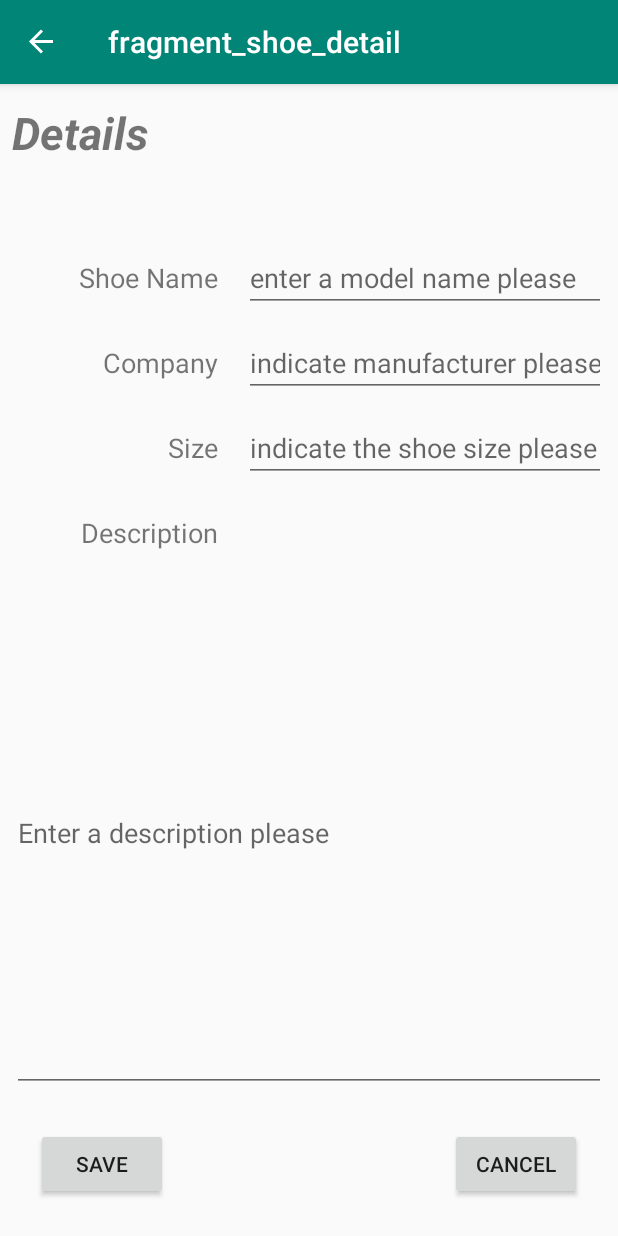
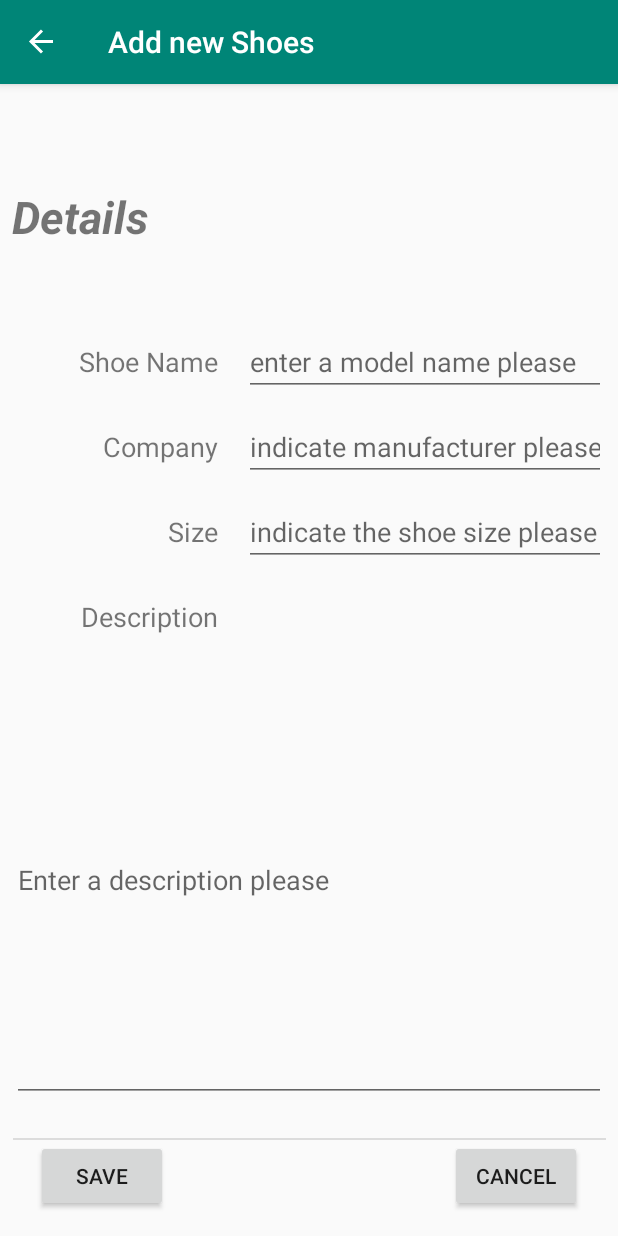
Before and after one commit to Chouette2018/ShoeStore, an Android app: the ShoeDetailFragment screen opened through its navigation route, on a phone screen of 412 x 824 dp. Run offline under Robolectric (Android 15) with nearby library versions, the phone set to English and light mode, and no system bars; our stand-ins replace Timber, data binding, navigation-ui; 6 statements that could not run were skipped.

Commit message:
1st update

```diff
--- a/app/src/main/AndroidManifest.xml
+++ b/app/src/main/AndroidManifest.xml
@@ -11,7 +11,8 @@
         android:supportsRtl="true"
         android:theme="@style/AppTheme.NoActionBar"
         tools:ignore="GoogleAppIndexingWarning">
-        <activity android:name=".MainActivity">
+        <activity android:name=".MainActivity"
+            android:windowSoftInputMode="adjustPan">
             <intent-filter>
                 <action android:name="android.intent.action.MAIN" />
                 <category android:name="android.intent.category.LAUNCHER" />
--- a/app/src/main/java/com/udacity/shoestore/LoginFragment.kt
+++ b/app/src/main/java/com/udacity/shoestore/LoginFragment.kt
@@ -1,21 +1,19 @@
 package com.udacity.shoestore
 
 import android.os.Bundle
+import android.view.*
+import androidx.databinding.DataBindingUtil
 import androidx.fragment.app.Fragment
-import android.view.LayoutInflater
-import android.view.View
-import android.view.ViewGroup
-import androidx.databinding.DataBindingUtil
-import androidx.fragment.app.FragmentActivity
 import androidx.navigation.fragment.findNavController
 import com.udacity.shoestore.databinding.FragmentLoginBinding
 
-class LoginFragment : Fragment() {
+class LoginFragment : MyBaseFragment() {
     private lateinit var binding : FragmentLoginBinding
     override fun onCreateView(
         inflater: LayoutInflater, container: ViewGroup?,
         savedInstanceState: Bundle?
     ): View? {
+        initMyFragments("Log in", true)
         // Inflate the layout for this fragment
         binding = DataBindingUtil.inflate<FragmentLoginBinding>(inflater, R.layout.fragment_login, container, false)
         setClickFunctions()
--- a/app/src/main/java/com/udacity/shoestore/MainActivity.kt
+++ b/app/src/main/java/com/udacity/shoestore/MainActivity.kt
@@ -7,9 +7,12 @@ import android.view.MenuInflater
 import android.view.MenuItem
 import android.widget.Toolbar
 import androidx.navigation.findNavController
+import androidx.navigation.fragment.NavHostFragment
 import androidx.navigation.ui.AppBarConfiguration
 import androidx.navigation.ui.setupWithNavController
+import com.udacity.shoestore.Utility.Companion.isSignedIn
 import com.udacity.shoestore.databinding.ActivityMainBinding
+import kotlinx.android.synthetic.main.activity_main.*
 import timber.log.Timber
 
 class MainActivity : AppCompatActivity() {
@@ -21,6 +24,7 @@ class MainActivity : AppCompatActivity() {
         binding = ActivityMainBinding.inflate(layoutInflater)
         setContentView(binding.root)
         Timber.plant(Timber.DebugTree())
+        setupStartPage()
         configureToolbar()
     }
 
@@ -34,6 +38,7 @@ class MainActivity : AppCompatActivity() {
         return when (item.itemId) {
             R.id.sign_out ->{
                 Utility.signOut(this)
+                findNavController(R.id.my_nav_host_fragment).navigate(R.id.action_shoesFragment_to_loginFragment)
                 true
             }
             else -> super.onOptionsItemSelected(item)
@@ -44,5 +49,20 @@ class MainActivity : AppCompatActivity() {
         val navController = findNavController(R.id.my_nav_host_fragment)
         val appBarConfiguration = AppBarConfiguration(navController.graph)
         binding.toolbar.setupWithNavController(navController, appBarConfiguration)
+        setSupportActionBar(binding.toolbar)
+    }
+
+    private fun setupStartPage(){
+        val navHostFragment = my_nav_host_fragment as NavHostFragment
+        val graphInflater = navHostFragment.navController.navInflater
+        val navGraph = graphInflater.inflate(R.navigation.main_nav)
+        val navController = navHostFragment.navController
+
+        val destination = if (isSignedIn(this)) R.id.shoesFragment  else R.id.loginFragment
+        navGraph.startDestination = destination
+        navController.graph = navGraph
+
+        //val navHostFragment :NavHostFragment = binding.myNavHostFragment as NavHostFragment
+
     }
 }
--- /dev/null
+++ b/app/src/main/java/com/udacity/shoestore/MyBaseFragment.kt
@@ -0,0 +1,16 @@
+package com.udacity.shoestore
+
+import android.view.Menu
+import androidx.appcompat.app.AppCompatActivity
+import androidx.fragment.app.Fragment
+
+open class MyBaseFragment :Fragment(){
+    fun initMyFragments(title:String, hasOwnMenu:Boolean){
+        (activity as? AppCompatActivity)?.supportActionBar?.title = title
+        setHasOptionsMenu(hasOwnMenu)
+    }
+    override fun onPrepareOptionsMenu(menu: Menu) {
+        menu.findItem(R.id.sign_out).isVisible = false
+        super.onPrepareOptionsMenu(menu)
+    }
+}
--- a/app/src/main/java/com/udacity/shoestore/Utility.kt
+++ b/app/src/main/java/com/udacity/shoestore/Utility.kt
@@ -18,10 +18,15 @@ class Utility {
             saveSignInState(activity, false)
         }
 
+        fun isSignedIn(activity: MainActivity):Boolean{
+            val sharedPref = activity?.getPreferences(Context.MODE_PRIVATE) ?: return false
+            return sharedPref.getBoolean(SIGN_IN_STATE, false)
+        }
+
         private fun saveSignInState(activity: MainActivity, value:Boolean){
             val sharedPref = activity?.getPreferences(Context.MODE_PRIVATE) ?: return
             with(sharedPref.edit()){
-                putBoolean(SIGN_IN_STATE, true)
+                putBoolean(SIGN_IN_STATE, value)
                 apply()
             }
         }
--- a/app/src/main/java/com/udacity/shoestore/WelcomeFragment.kt
+++ b/app/src/main/java/com/udacity/shoestore/WelcomeFragment.kt
@@ -9,12 +9,13 @@ import androidx.databinding.DataBindingUtil
 import androidx.navigation.fragment.findNavController
 import com.udacity.shoestore.databinding.FragmentWelcomeBinding
 
-class WelcomeFragment : Fragment() {
+class WelcomeFragment : MyBaseFragment() {
     private lateinit var binding : FragmentWelcomeBinding
     override fun onCreateView(
         inflater: LayoutInflater, container: ViewGroup?,
         savedInstanceState: Bundle?
     ): View? {
+        initMyFragments("Welcome", true)
         // Inflate the layout for this fragment
         binding = DataBindingUtil.inflate(inflater, R.layout.fragment_welcome, container, false)
         setClickFunctions()
--- a/app/src/main/java/com/udacity/shoestore/ui/shoes/ShoeDetailFragment.kt
+++ b/app/src/main/java/com/udacity/shoestore/ui/shoes/ShoeDetailFragment.kt
@@ -5,10 +5,12 @@ import androidx.fragment.app.Fragment
 import android.view.LayoutInflater
 import android.view.View
 import android.view.ViewGroup
+import androidx.appcompat.app.AppCompatActivity
 import androidx.databinding.DataBindingUtil
 import androidx.fragment.app.activityViewModels
 import androidx.navigation.fragment.findNavController
 import com.udacity.shoestore.MainActivity
+import com.udacity.shoestore.MyBaseFragment
 import com.udacity.shoestore.R
 import com.udacity.shoestore.Utility
 import com.udacity.shoestore.databinding.FragmentShoeDetailBinding
@@ -19,7 +21,7 @@ import com.udacity.shoestore.models.Shoe
  * Use the [ShoeDetailFragment.newInstance] factory method to
  * create an instance of this fragment.
  */
-class ShoeDetailFragment : Fragment() {
+class ShoeDetailFragment : MyBaseFragment() {
     private val viewModel: ShoesViewModel by activityViewModels()
     private lateinit var binding: FragmentShoeDetailBinding
 
@@ -27,10 +29,16 @@ class ShoeDetailFragment : Fragment() {
         inflater: LayoutInflater, container: ViewGroup?,
         savedInstanceState: Bundle?
     ): View? {
+        initMyFragments("Add new Shoes",true)
         // Inflate the layout for this fragment
         binding = DataBindingUtil.inflate<FragmentShoeDetailBinding>(inflater, R.layout.fragment_shoe_detail, container, false)
         setClickFunctions()
         return binding.root
+    }
+
+    override fun onViewCreated(view: View, savedInstanceState: Bundle?) {
+        requireActivity().title = "Add new shoes"
+        super.onViewCreated(view, savedInstanceState)
     }
 
     private fun setClickFunctions(){
@@ -47,7 +55,7 @@ class ShoeDetailFragment : Fragment() {
     private fun getShoeInfo():Shoe{
         val name = binding.edShoeName.text.toString()
         val size = binding.edSize.text.toString()
-        val company = binding.edSize.text.toString()
+        val company = binding.edCompanyName.text.toString()
         val description = binding.edDescription.text.toString()
         return Shoe(name, size.toDouble(), company, description)
     }
--- a/app/src/main/res/layout/activity_main.xml
+++ b/app/src/main/res/layout/activity_main.xml
@@ -29,9 +29,11 @@
         <fragment
             android:id="@+id/my_nav_host_fragment"
             android:name="androidx.navigation.fragment.NavHostFragment"
+            android:layout_marginTop="?attr/actionBarSize"
             android:layout_width="match_parent"
             android:layout_height="match_parent"
             android:layout_weight="1"
+            android:layout_gravity="bottom"
             app:defaultNavHost="true"
             app:navGraph="@navigation/main_nav" />
 
--- a/app/src/main/res/layout/fragment_shoe_detail.xml
+++ b/app/src/main/res/layout/fragment_shoe_detail.xml
@@ -141,7 +141,7 @@
             android:ems="10"
             android:hint="@string/description_hint"
             android:inputType="textMultiLine|textPostalAddress"
-            app:layout_constraintBottom_toTopOf="@+id/btn_save"
+            app:layout_constraintBottom_toTopOf="@+id/divider3"
             app:layout_constraintEnd_toEndOf="parent"
             app:layout_constraintStart_toStartOf="parent"
             app:layout_constraintTop_toBottomOf="@+id/description_label" />
@@ -151,19 +151,29 @@
             android:layout_width="wrap_content"
             android:layout_height="wrap_content"
             android:layout_marginEnd="24dp"
-            android:layout_marginBottom="24dp"
             android:text="@string/btn_cancel_label"
-            app:layout_constraintBottom_toBottomOf="parent"
-            app:layout_constraintEnd_toEndOf="parent" />
+            app:layout_constraintEnd_toEndOf="parent"
+            app:layout_constraintTop_toBottomOf="@+id/divider3" />
 
         <Button
             android:id="@+id/btn_save"
             android:layout_width="wrap_content"
             android:layout_height="wrap_content"
             android:layout_marginStart="24dp"
-            android:layout_marginBottom="24dp"
             android:text="@string/btn_save_label"
+            app:layout_constraintStart_toStartOf="parent"
+            app:layout_constraintTop_toBottomOf="@+id/divider3" />
+
+        <View
+            android:id="@+id/divider3"
+            android:layout_width="395dp"
+            android:layout_height="1dp"
+            android:layout_marginStart="8dp"
+            android:layout_marginEnd="8dp"
+            android:layout_marginBottom="64dp"
+            android:background="?android:attr/listDivider"
             app:layout_constraintBottom_toBottomOf="parent"
+            app:layout_constraintEnd_toEndOf="parent"
             app:layout_constraintStart_toStartOf="parent" />
 
     </androidx.constraintlayout.widget.ConstraintLayout>
--- a/app/src/main/res/navigation/main_nav.xml
+++ b/app/src/main/res/navigation/main_nav.xml
@@ -41,6 +41,9 @@
             android:id="@+id/action_shoesFragment_to_shoeDetailFragment"
             app:destination="@id/shoeDetailFragment"
             app:popUpTo="@id/shoesFragment" />
+        <action
+            android:id="@+id/action_shoesFragment_to_loginFragment"
+            app:destination="@id/loginFragment" />
     </fragment>
     <fragment
         android:id="@+id/shoeDetailFragment"
@@ -50,5 +53,8 @@
         <action
             android:id="@+id/action_shoeDetailFragment_to_shoesFragment"
             app:destination="@id/shoesFragment" />
+        <action
+            android:id="@+id/action_shoeDetailFragment_to_loginFragment"
+            app:destination="@id/loginFragment" />
     </fragment>
 </navigation>
```
Also changed, not shown: app/src/main/java/com/udacity/shoestore/InstructionsFragment.kt (+8 -1 lines), app/src/main/java/com/udacity/shoestore/ui/shoes/ShoesFragment.kt (+55 -20 lines), app/src/main/java/com/udacity/shoestore/ui/shoes/SimpleShoeItemView.kt (added, +8 -0 lines), app/src/main/res/layout/custom_shoe_item_view.xml (added, +11 -0 lines), app/src/main/res/layout/fragment_shoes.xml (+5 -12 lines).
